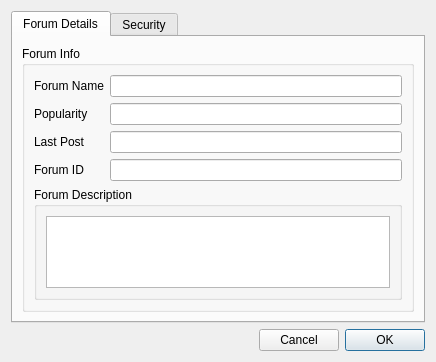
RetroShare/RetroShare, file retroshare-gui/src/gui/gxsforums/GxsForumDetails.ui: the form before one commit.
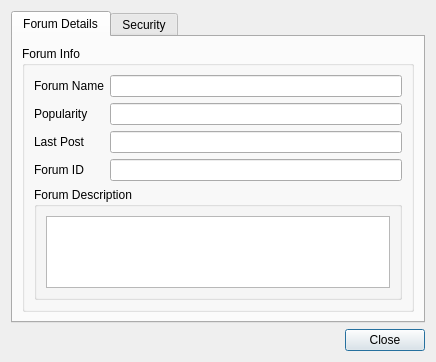
The form after the commit. Icons and pictures are not drawn.

Commit message: Applied changes from the trunk to the GXS forums. Cleaned old and unused files.

```diff
--- a/retroshare-gui/src/gui/gxsforums/GxsForumDetails.ui
+++ b/retroshare-gui/src/gui/gxsforums/GxsForumDetails.ui
@@ -158,35 +158,9 @@
    <item row="1" column="0">
     <layout class="QGridLayout">
      <item row="0" column="0">
-      <spacer>
-       <property name="orientation">
-        <enum>Qt::Horizontal</enum>
-       </property>
-       <property name="sizeHint" stdset="0">
-        <size>
-         <width>311</width>
-         <height>20</height>
-        </size>
-       </property>
-      </spacer>
-     </item>
-     <item row="0" column="1">
-      <widget class="QPushButton" name="cancelButton">
-       <property name="text">
-        <string>Cancel</string>
-       </property>
-      </widget>
-     </item>
-     <item row="0" column="2">
-      <widget class="QPushButton" name="applyButton">
-       <property name="text">
-        <string>OK</string>
-       </property>
-       <property name="autoDefault">
-        <bool>false</bool>
-       </property>
-       <property name="default">
-        <bool>true</bool>
+      <widget class="QDialogButtonBox" name="buttonBox">
+       <property name="standardButtons">
+        <set>QDialogButtonBox::Close</set>
        </property>
       </widget>
      </item>
```
The commit also changes 43 other files.
